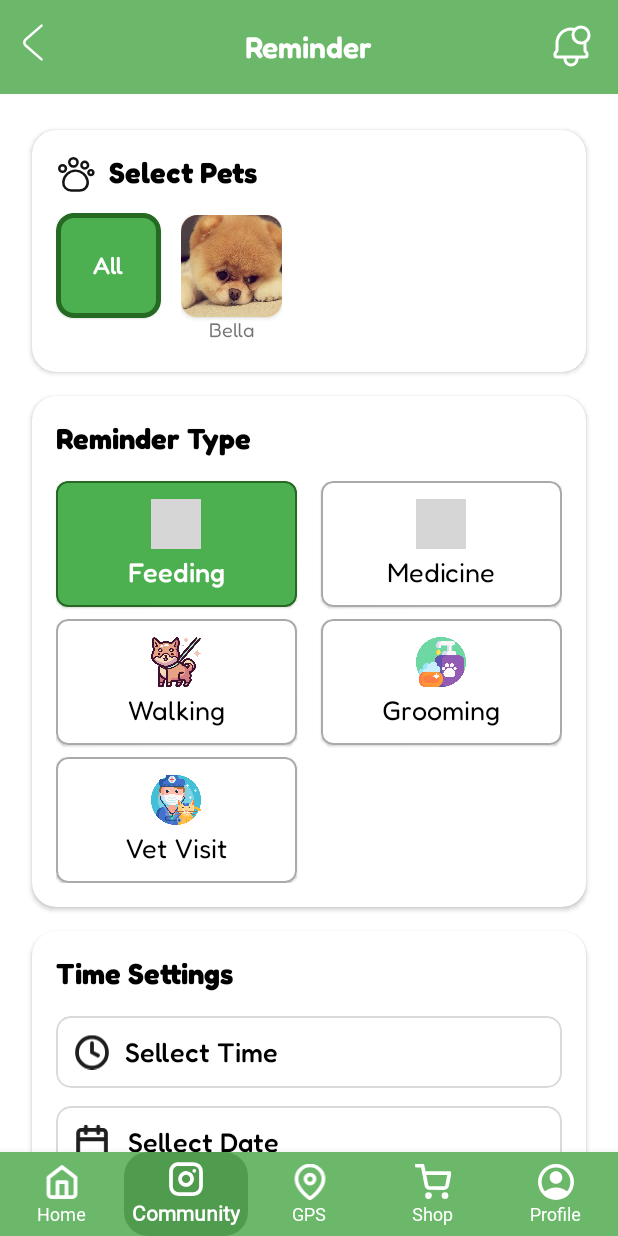
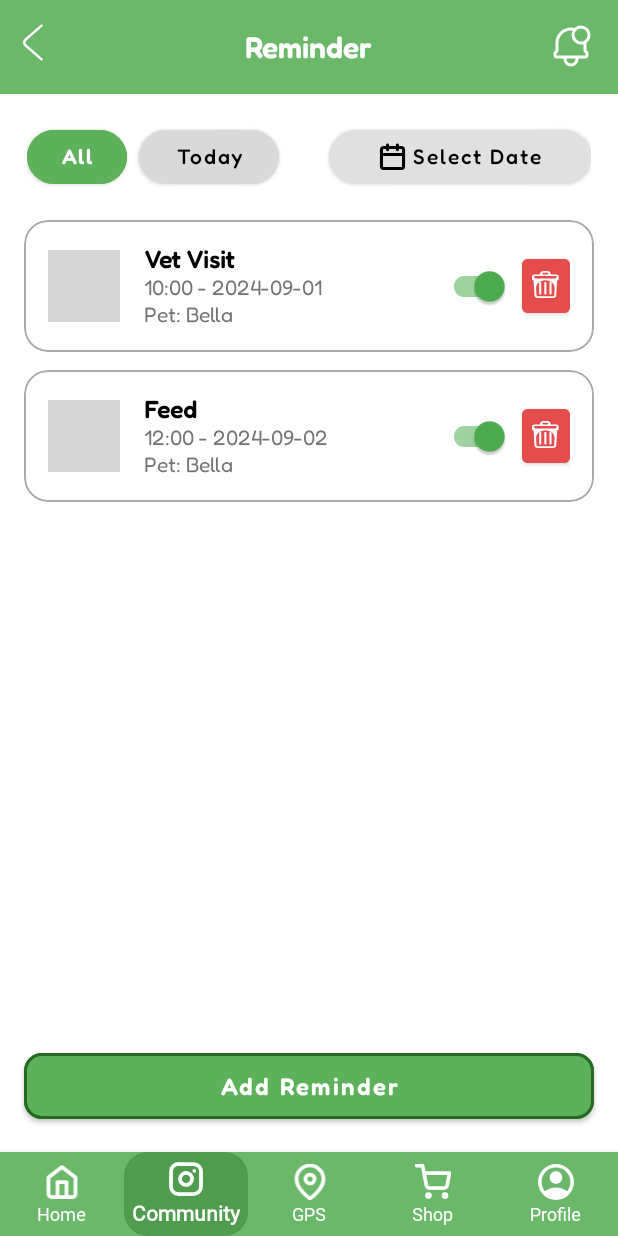
Before and after one commit to CypriumCuprum/Pet-Mobile-App-PetZone, an Android app: the MainActivity screen opened directly, with no data from a screen before it, item 2 of the bottom bar chosen, on a phone screen of 412 x 824 dp. Run offline under Robolectric (Android 15) with nearby library versions, the phone set to English and light mode, and no system bars; our stand-ins replace data binding; grey boxes are pictures that could not be loaded.

Commit message:
update folder

```diff
--- a/app/build.gradle.kts
+++ b/app/build.gradle.kts
@@ -1,7 +1,7 @@
 plugins {
     alias(libs.plugins.android.application)
     alias(libs.plugins.kotlin.android)
-
+    id("kotlin-kapt")
 }
 
 android {
@@ -34,6 +34,10 @@ android {
     kotlinOptions {
         jvmTarget = "11"
     }
+
+    buildFeatures{
+        dataBinding = true
+    }
 }
 
 dependencies {
--- a/app/src/main/java/com/example/petapp/MainActivity.kt
+++ b/app/src/main/java/com/example/petapp/MainActivity.kt
@@ -16,8 +16,8 @@ import androidx.appcompat.app.AlertDialog
 import com.example.petapp.view.shop.Shop
 import androidx.fragment.app.Fragment
 import com.example.petapp.view.HomeFragment
-import com.example.petapp.reminder.Reminder1Fragment
-import com.example.petapp.reminder.Add_reminderFragment
+import com.example.petapp.view.reminder.Reminder1Fragment
+import com.example.petapp.view.reminder.Add_reminderFragment
 import com.google.android.material.bottomnavigation.BottomNavigationItemView
 import com.google.android.material.bottomnavigation.BottomNavigationView
 
@@ -64,7 +64,7 @@ class MainActivity : AppCompatActivity() {
                 }
 
                 R.id.nav_community -> {
-                    selectedFragment = Add_reminderFragment()
+                    selectedFragment = Reminder1Fragment()
                     title = "Reminder"
                 }
 //                R.id.nav_community -> {
--- /dev/null
+++ b/app/src/main/java/com/example/petapp/data/model/Reminder.kt
@@ -0,0 +1,25 @@
+package com.example.petapp.data.model
+
+data class Reminder(
+    val id: Int,
+    val title: String = "Hello",
+    val petName: String,
+    val time: String,
+    val date: String,
+    val repeat: String,
+    val status: Boolean = true,
+    val type: String
+) {
+    override fun toString(): String {
+        return "Reminder(id=$id, title='$title', petName='$petName', time='$time', date='$date')"
+    }
+    fun fomartDate(): String {
+        if(type == "daily"){
+            return "$time - Daily"
+        }
+        return "$time - $date"
+    }
+    fun  namePet(): String{
+        return "Pet: $petName"
+    }
+}
--- /dev/null
+++ b/app/src/main/java/com/example/petapp/data/repository/ReminderRepository.kt
@@ -0,0 +1,25 @@
+package com.example.petapp.data.repository
+
+import androidx.lifecycle.LiveData
+import androidx.lifecycle.MutableLiveData
+import com.example.petapp.data.model.Reminder
+
+class ReminderRepository {
+    private val _reminders = MutableLiveData<List<Reminder>>()
+    val reminders: LiveData<List<Reminder>> = _reminders
+
+    init{
+        _reminders.value = listOf(
+            Reminder(1, "Vet Visit", "Bella", "10:00", "2024-09-01", "Daily", true, "vet"),
+            Reminder(2, "Feed", "Bella", "12:00", "2024-09-02", "Daily", true, "feed"),
+        )
+    }
+
+    fun addReminder(reminder: Reminder){
+        val currentList = _reminders.value?.toMutableList() ?: mutableListOf()
+        currentList.add(reminder)
+        _reminders.value = currentList
+    }
+
+
+}
--- a/app/src/main/java/com/example/petapp/reminder/Add_reminder.kt
+++ b/app/src/main/java/com/example/petapp/view/reminder/Add_reminderFragment.kt
@@ -1,4 +1,4 @@
-package com.example.petapp.reminder
+package com.example.petapp.view.reminder
 
 import android.os.Bundle
 import androidx.fragment.app.Fragment
@@ -6,6 +6,7 @@ import android.view.LayoutInflater
 import android.view.View
 import android.view.ViewGroup
 import com.example.petapp.R
+import com.google.android.material.datepicker.MaterialDatePicker
 
 // TODO: Rename parameter arguments, choose names that match
 // the fragment initialization parameters, e.g. ARG_ITEM_NUMBER
@@ -17,10 +18,12 @@ private const val ARG_PARAM2 = "param2"
  * Use the [Add_reminder.newInstance] factory method to
  * create an instance of this fragment.
  */
+
 class Add_reminderFragment : Fragment() {
     // TODO: Rename and change types of parameters
     private var param1: String? = null
     private var param2: String? = null
+
 
     override fun onCreate(savedInstanceState: Bundle?) {
         super.onCreate(savedInstanceState)
--- /dev/null
+++ b/app/src/main/java/com/example/petapp/view/reminder/Reminder1Fragment.kt
@@ -0,0 +1,51 @@
+package com.example.petapp.view.reminder
+
+import android.os.Bundle
+import androidx.fragment.app.Fragment
+import android.view.LayoutInflater
+import android.view.View
+import android.view.ViewGroup
+import androidx.lifecycle.ViewModelProvider
+import androidx.recyclerview.widget.LinearLayoutManager
+import com.example.petapp.databinding.FragmentReminder1Binding
+import com.example.petapp.viewmodel.reminder.ReminderAdapter
+import com.example.petapp.viewmodel.reminder.RemindersViewModel
+
+class Reminder1Fragment : Fragment() {
+    private lateinit var viewModel: RemindersViewModel
+    private lateinit var reminderAdapter: ReminderAdapter
+    private var _binding: FragmentReminder1Binding? = null
+    private val binding get() = _binding!!
+
+    override fun onCreateView(
+        inflater: LayoutInflater, container: ViewGroup?,
+        savedInstanceState: Bundle?
+    ): View {
+        _binding = FragmentReminder1Binding.inflate(inflater, container, false)
+        return binding.root
+    }
+
+    override fun onViewCreated(view: View, savedInstanceState: Bundle?) {
+        super.onViewCreated(view, savedInstanceState)
+
+        // Khởi tạo ViewModel
+        viewModel = ViewModelProvider(this)[RemindersViewModel::class.java]
+
+        // Khởi tạo Adapter
+        reminderAdapter = ReminderAdapter(viewModel)
+
+        // Cấu hình RecyclerView
+        binding.recyclerViewReminders.layoutManager = LinearLayoutManager(requireContext())
+        binding.recyclerViewReminders.adapter = reminderAdapter
+
+        // Quan sát LiveData và cập nhật Adapter
+        viewModel.reminders.observe(viewLifecycleOwner) { newList ->
+            reminderAdapter.submitList(newList)
+        }
+    }
+
+    override fun onDestroyView() {
+        super.onDestroyView()
+        _binding = null // Giải phóng binding để tránh memory leak
+    }
+}
--- /dev/null
+++ b/app/src/main/java/com/example/petapp/viewmodel/reminder/ReminderAdapter.kt
@@ -0,0 +1,54 @@
+package com.example.petapp.viewmodel.reminder
+
+import android.view.ViewGroup
+import android.view.LayoutInflater
+import androidx.recyclerview.widget.RecyclerView
+import androidx.recyclerview.widget.DiffUtil
+import com.example.petapp.data.model.Reminder
+import com.example.petapp.databinding.ItemReminderBinding
+import com.example.petapp.R
+
+class ReminderAdapter(
+    private val viewModel: RemindersViewModel
+) : RecyclerView.Adapter<ReminderAdapter.ReminderViewHolder>() {
+
+    private var reminders = emptyList<Reminder>()
+
+    override fun onCreateViewHolder(parent: ViewGroup, viewType: Int): ReminderViewHolder {
+        val binding = ItemReminderBinding.inflate(LayoutInflater.from(parent.context), parent, false)
+        return ReminderViewHolder(binding)
+    }
+
+    override fun onBindViewHolder(holder: ReminderViewHolder, position: Int) {
+        holder.binding.reminder = reminders[position]
+    }
+
+    override fun getItemCount(): Int {
+        return reminders.size
+    }
+
+    fun submitList(newReminders: List<Reminder>) {
+        val diffCallback = object : DiffUtil.Callback() {
+            override fun getOldListSize() = reminders.size
+            override fun getNewListSize() = newReminders.size
+            override fun areItemsTheSame(oldItemPosition: Int, newItemPosition: Int): Boolean {
+                return reminders[oldItemPosition].id == newReminders[newItemPosition].id
+            }
+            override fun areContentsTheSame(oldItemPosition: Int, newItemPosition: Int): Boolean {
+                return reminders[oldItemPosition] == newReminders[newItemPosition]
+            }
+        }
+        val diffResult = DiffUtil.calculateDiff(diffCallback)
+        reminders = newReminders
+        diffResult.dispatchUpdatesTo(this)
+    }
+
+    class ReminderViewHolder(
+        val binding: ItemReminderBinding
+    ) : RecyclerView.ViewHolder(binding.root) {
+        fun bind(reminder: Reminder) {
+            binding.reminder = reminder
+            binding.executePendingBindings()
+        }
+    }
+}
--- /dev/null
+++ b/app/src/main/java/com/example/petapp/viewmodel/reminder/RemindersViewModel.kt
@@ -0,0 +1,12 @@
+package com.example.petapp.viewmodel.reminder
+
+import androidx.lifecycle.LiveData
+import androidx.lifecycle.ViewModel
+import com.example.petapp.data.model.Reminder
+import com.example.petapp.data.repository.ReminderRepository
+
+class RemindersViewModel(
+    private val repository: ReminderRepository = ReminderRepository()
+) : ViewModel() {
+    val reminders: LiveData<List<Reminder>> = repository.reminders
+}
--- a/app/src/main/res/layout/fragment_add_reminder.xml
+++ b/app/src/main/res/layout/fragment_add_reminder.xml
@@ -357,6 +357,7 @@
                     android:textStyle="bold" />
 
                 <com.google.android.material.card.MaterialCardView
+                    android:id="@+id/selectTime"
                     android:layout_width="match_parent"
                     android:layout_height="wrap_content"
                     app:strokeColor="@color/bg_grey"
@@ -390,6 +391,7 @@
                 </com.google.android.material.card.MaterialCardView>
 
                 <com.google.android.material.card.MaterialCardView
+                    android:id="@+id/selectDate"
                     android:layout_width="match_parent"
                     android:layout_height="wrap_content"
                     android:elevation="0dp"
@@ -424,6 +426,7 @@
 
 
                 <com.google.android.material.card.MaterialCardView
+                    android:id="@+id/selectRepeat"
                     android:layout_width="match_parent"
                     android:layout_height="wrap_content"
                     android:elevation="0dp"
--- a/app/src/main/res/layout/fragment_reminder1.xml
+++ b/app/src/main/res/layout/fragment_reminder1.xml
@@ -1,7 +1,16 @@
 <?xml version="1.0" encoding="utf-8"?>
-<androidx.constraintlayout.widget.ConstraintLayout xmlns:android="http://schemas.android.com/apk/res/android"
+<layout xmlns:android="http://schemas.android.com/apk/res/android"
     xmlns:app="http://schemas.android.com/apk/res-auto"
-    xmlns:tools="http://schemas.android.com/tools"
+    xmlns:tools="http://schemas.android.com/tools">
+    <data>
+        <variable
+            name="viewModel"
+            type="com.example.petapp.viewmodel.reminder.RemindersViewModel" />
+        <variable
+            name="adapter"
+            type="com.example.petapp.viewmodel.reminder.ReminderAdapter" />
+    </data>
+    <androidx.constraintlayout.widget.ConstraintLayout
         android:layout_width="match_parent"
         android:layout_height="match_parent">
 
@@ -88,114 +97,13 @@
             app:layout_constraintStart_toStartOf="parent"
             app:layout_constraintTop_toBottomOf="@id/filter_card">
 
-        <LinearLayout
+            <androidx.recyclerview.widget.RecyclerView
+                android:id="@+id/recycler_view_reminders"
                 android:layout_width="match_parent"
                 android:layout_height="wrap_content"
-            android:orientation="vertical"
                 android:paddingStart="16dp"
                 android:paddingEnd="16dp">
-
-            <!-- Feeding Reminder 1 -->
-            <com.google.android.material.card.MaterialCardView
-                android:layout_width="match_parent"
-                android:layout_height="wrap_content"
-                android:layout_marginBottom="12dp"
-                app:cardCornerRadius="16dp"
-                app:cardElevation="0dp"
-                app:strokeColor="@color/border_color_reminder"
-                app:strokeWidth="1dp">
-
-                <androidx.constraintlayout.widget.ConstraintLayout
-                    android:layout_width="match_parent"
-                    android:layout_height="wrap_content"
-                    android:padding="16dp">
-
-                    <ImageView
-                        android:id="@+id/img_feeding1"
-                        android:layout_width="48dp"
-                        android:layout_height="48dp"
-                        android:background="@drawable/pet_food_reminder"
-                        android:padding="8dp"
-                        android:src="@drawable/pet_food_reminder"
-                        app:layout_constraintBottom_toBottomOf="parent"
-                        app:layout_constraintStart_toStartOf="parent"
-                        app:layout_constraintTop_toTopOf="parent" />
-
-                    <TextView
-                        android:id="@+id/tv_feeding_title1"
-                        android:layout_width="0dp"
-                        android:layout_height="wrap_content"
-                        android:layout_marginStart="16dp"
-                        android:layout_marginEnd="8dp"
-                        android:fontFamily="@font/fredoka_medium"
-                        android:text="Feeding"
-                        android:textColor="#000000"
-                        android:textSize="16sp"
-                        android:textStyle="bold"
-                        app:layout_constraintEnd_toStartOf="@+id/switch_feeding1"
-                        app:layout_constraintStart_toEndOf="@id/img_feeding1"
-                        app:layout_constraintTop_toTopOf="parent" />
-
-                    <TextView
-                        android:id="@+id/tv_feeding_time1"
-                        android:layout_width="0dp"
-                        android:layout_height="wrap_content"
-                        android:layout_marginStart="16dp"
-                        android:layout_marginEnd="8dp"
-                        android:fontFamily="@font/fredoka_regular"
-                        android:text="5:00 PM - Daily"
-                        android:textColor="#757575"
-                        android:textSize="14sp"
-                        app:layout_constraintEnd_toStartOf="@+id/switch_feeding1"
-                        app:layout_constraintStart_toEndOf="@id/img_feeding1"
-                        app:layout_constraintTop_toBottomOf="@id/tv_feeding_title1" />
-
-                    <TextView
-                        android:id="@+id/tv_pet_bella"
-                        android:layout_width="0dp"
-                        android:layout_height="wrap_content"
-                        android:layout_marginStart="16dp"
-                        android:layout_marginEnd="8dp"
-                        android:fontFamily="@font/fredoka_regular"
-                        android:text="Pet: Bella"
-                        android:textColor="#757575"
-                        android:textSize="14sp"
-                        app:layout_constraintEnd_toStartOf="@+id/switch_feeding1"
-                        app:layout_constraintStart_toEndOf="@id/img_feeding1"
-                        app:layout_constraintTop_toBottomOf="@id/tv_feeding_time1" />
-
-                    <com.google.android.material.switchmaterial.SwitchMaterial
-                        android:id="@+id/switch_feeding1"
-                        android:layout_width="wrap_content"
-                        android:layout_height="wrap_content"
-                        android:layout_marginEnd="8dp"
-                        android:checked="true"
-                        android:theme="@style/GreenSwitchStyle"
-                        app:layout_constraintBottom_toBottomOf="parent"
-                        app:layout_constraintEnd_toStartOf="@+id/btn_delete_feeding1"
-                        app:layout_constraintTop_toTopOf="parent" />
-
-                    <com.google.android.material.button.MaterialButton
-                        android:id="@+id/btn_delete_feeding1"
-                        android:layout_width="32dp"
-                        android:layout_height="48dp"
-                        android:backgroundTint="@color/bg_button_remove"
-                        android:minWidth="32dp"
-                        android:paddingStart="0dp"
-                        android:paddingTop="8dp"
-                        android:paddingEnd="0dp"
-                        android:text=""
-                        app:icon="@drawable/trash"
-                        app:iconGravity="top"
-                        app:iconSize="18dp"
-                        app:layout_constraintBottom_toBottomOf="parent"
-                        app:layout_constraintEnd_toEndOf="parent"
-                        app:layout_constraintTop_toTopOf="parent" />
-                </androidx.constraintlayout.widget.ConstraintLayout>
-            </com.google.android.material.card.MaterialCardView>
-
-            <!-- Các phần Feeding Reminder 2, Grooming Reminder 1, Grooming Reminder 2 sẽ được điều chỉnh tương tự -->
-        </LinearLayout>
+            </androidx.recyclerview.widget.RecyclerView>
         </androidx.core.widget.NestedScrollView>
 
         <com.google.android.material.button.MaterialButton
@@ -219,3 +127,4 @@
             app:strokeWidth="2dp" />
 
     </androidx.constraintlayout.widget.ConstraintLayout>
+</layout>
--- /dev/null
+++ b/app/src/main/res/layout/item_reminder.xml
@@ -0,0 +1,108 @@
+<?xml version="1.0" encoding="utf-8"?>
+<layout xmlns:android="http://schemas.android.com/apk/res/android"
+    xmlns:app="http://schemas.android.com/apk/res-auto">
+    <data>
+        <variable
+            name="reminder"
+            type="com.example.petapp.data.model.Reminder" />
+    </data>
+    <com.google.android.material.card.MaterialCardView
+        android:layout_width="match_parent"
+        android:layout_height="wrap_content"
+        android:layout_marginBottom="12dp"
+        app:cardCornerRadius="16dp"
+        app:cardElevation="0dp"
+        app:strokeColor="@color/border_color_reminder"
+        app:strokeWidth="1dp">
+
+        <androidx.constraintlayout.widget.ConstraintLayout
+            android:layout_width="match_parent"
+            android:layout_height="wrap_content"
+            android:padding="16dp">
+
+            <ImageView
+                android:id="@+id/img_feeding1"
+                android:layout_width="48dp"
+                android:layout_height="48dp"
+                android:background="@drawable/pet_food_reminder"
+                android:padding="8dp"
+                android:src="@drawable/pet_food_reminder"
+                app:layout_constraintBottom_toBottomOf="parent"
+                app:layout_constraintStart_toStartOf="parent"
+                app:layout_constraintTop_toTopOf="parent" />
+
+            <TextView
+                android:id="@+id/tv_feeding_title1"
+                android:layout_width="0dp"
+                android:layout_height="wrap_content"
+                android:layout_marginStart="16dp"
+                android:layout_marginEnd="8dp"
+                android:fontFamily="@font/fredoka_medium"
+                android:text="@{reminder.title}"
+                android:textColor="#000000"
+                android:textSize="16sp"
+                android:textStyle="bold"
+                app:layout_constraintEnd_toStartOf="@+id/switch_feeding1"
+                app:layout_constraintStart_toEndOf="@id/img_feeding1"
+                app:layout_constraintTop_toTopOf="parent" />
+
+            <TextView
+                android:id="@+id/tv_feeding_time1"
+                android:layout_width="0dp"
+                android:layout_height="wrap_content"
+                android:layout_marginStart="16dp"
+                android:layout_marginEnd="8dp"
+                android:fontFamily="@font/fredoka_regular"
+                android:text="@{reminder.fomartDate()}"
+                android:textColor="#757575"
+                android:textSize="14sp"
+                app:layout_constraintEnd_toStartOf="@+id/switch_feeding1"
+                app:layout_constraintStart_toEndOf="@id/img_feeding1"
+                app:layout_constraintTop_toBottomOf="@id/tv_feeding_title1" />
+
+            <TextView
+                android:id="@+id/tv_pet_bella"
+                android:layout_width="0dp"
+                android:layout_height="wrap_content"
+                android:layout_marginStart="16dp"
+                android:layout_marginEnd="8dp"
+                android:fontFamily="@font/fredoka_regular"
+                android:text="@{reminder.namePet()}"
+                android:textColor="#757575"
+                android:textSize="14sp"
+                app:layout_constraintEnd_toStartOf="@+id/switch_feeding1"
+                app:layout_constraintStart_toEndOf="@id/img_feeding1"
+                app:layout_constraintTop_toBottomOf="@id/tv_feeding_time1" />
+
+            <com.google.android.material.switchmaterial.SwitchMaterial
+                android:id="@+id/switch_feeding1"
+                android:layout_width="wrap_content"
+                android:layout_height="wrap_content"
+                android:layout_marginEnd="8dp"
+                android:checked="@{reminder.status}"
+                android:theme="@style/GreenSwitchStyle"
+                app:layout_constraintBottom_toBottomOf="parent"
+                app:layout_constraintEnd_toStartOf="@+id/btn_delete_feeding1"
+                app:layout_constraintTop_toTopOf="parent" />
+
+            <com.google.android.material.button.MaterialButton
+                android:id="@+id/btn_delete_feeding1"
+                android:layout_width="32dp"
+                android:layout_height="48dp"
+                android:backgroundTint="@color/bg_button_remove"
+                android:minWidth="32dp"
+                android:paddingStart="0dp"
+                android:paddingTop="8dp"
+                android:paddingEnd="0dp"
+                android:text=""
+                app:icon="@drawable/trash"
+                app:iconGravity="top"
+                app:iconSize="18dp"
+                app:layout_constraintBottom_toBottomOf="parent"
+                app:layout_constraintEnd_toEndOf="parent"
+                app:layout_constraintTop_toTopOf="parent" />
+        </androidx.constraintlayout.widget.ConstraintLayout>
+    </com.google.android.material.card.MaterialCardView>
+
+
+</layout>
--- /dev/null
+++ b/app/src/main/res/values/stringHieu.xml
@@ -0,0 +1,4 @@
+<?xml version="1.0" encoding="utf-8"?>
+<resources>
+
+</resources>
--- a/gradle/libs.versions.toml
+++ b/gradle/libs.versions.toml
@@ -6,12 +6,14 @@ junit = "4.13.2"
 junitVersion = "1.2.1"
 espressoCore = "3.6.1"
 appcompat = "1.7.0"
+lifecycleViewmodelKtx = "2.8.7"
 material = "1.12.0"
 activity = "1.10.0"
 constraintlayout = "2.2.0"
 
 [libraries]
 androidx-core-ktx = { group = "androidx.core", name = "core-ktx", version.ref = "coreKtx" }
+androidx-lifecycle-viewmodel-ktx = { module = "androidx.lifecycle:lifecycle-viewmodel-ktx", version.ref = "lifecycleViewmodelKtx" }
 junit = { group = "junit", name = "junit", version.ref = "junit" }
 androidx-junit = { group = "androidx.test.ext", name = "junit", version.ref = "junitVersion" }
 androidx-espresso-core = { group = "androidx.test.espresso", name = "espresso-core", version.ref = "espressoCore" }
```
Also changed, not shown: app/src/main/java/com/example/petapp/reminder/reminder1.kt (deleted, +0 -56 lines), app/src/main/res/layout/fragment_reminder2.xml (added, +228 -0 lines). Lines whose indentation alone changed are shown as unchanged.
